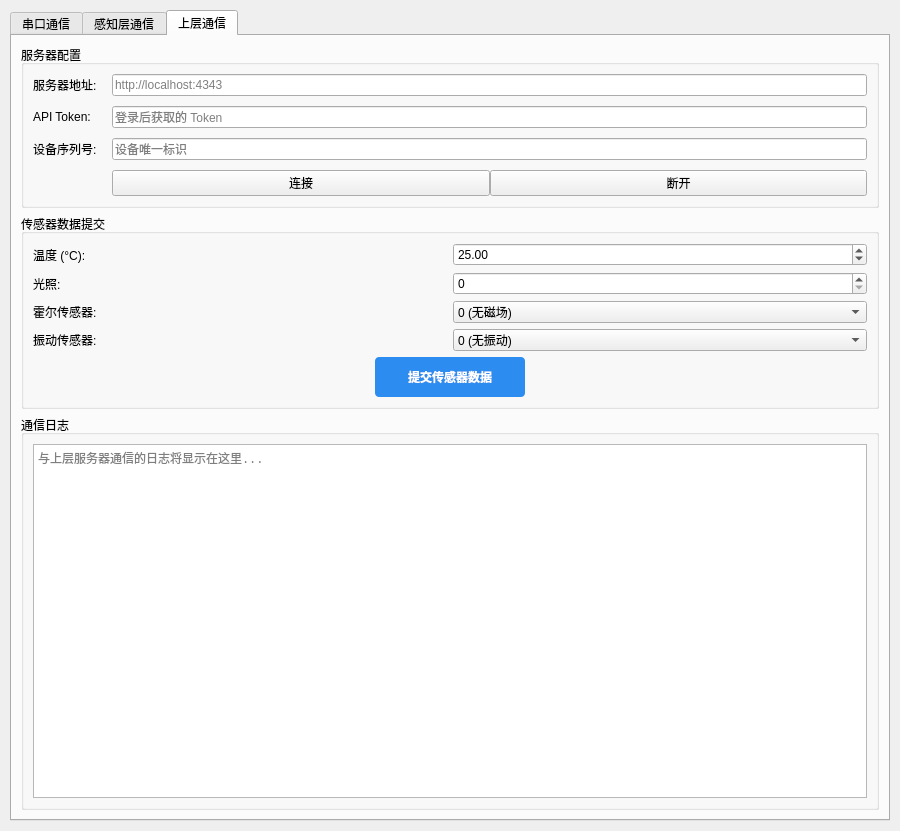
ariyflow/rfid-item, file connect-layer/test.ui: the form before one commit.
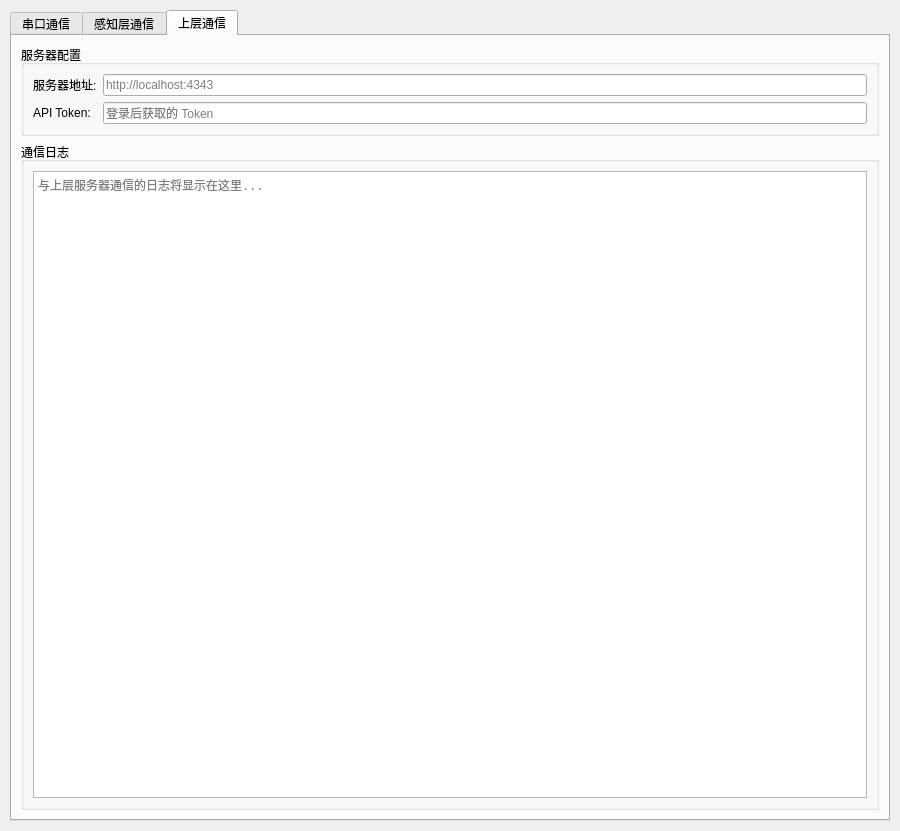
The form after the commit. The open tabs and pages were chosen to show the change.

Commit message: 增加感知层设备序列号响应，网络层与应用层实现通信，现在应用层可以获得感知层数据并显示

The edit to the form file:
```diff
--- a/connect-layer/test.ui
+++ b/connect-layer/test.ui
@@ -525,262 +525,51 @@
           <property name="title">
            <string>服务器配置</string>
           </property>
-          <layout class="QGridLayout" name="gridLayoutServer">
-           <property name="horizontalSpacing">
-            <number>15</number>
-           </property>
-           <property name="verticalSpacing">
-            <number>10</number>
-           </property>
-           <item row="0" column="0">
-            <widget class="QLabel" name="labelServerUrl">
-             <property name="text">
-              <string>服务器地址:</string>
-             </property>
-            </widget>
-           </item>
-           <item row="0" column="1">
-            <widget class="QLineEdit" name="lineEditServerUrl">
-             <property name="minimumSize">
-              <size>
-               <width>300</width>
-               <height>0</height>
-              </size>
-             </property>
-             <property name="placeholderText">
-              <string>http://localhost:4343</string>
-             </property>
-            </widget>
-           </item>
-           <item row="1" column="0">
-            <widget class="QLabel" name="labelApiKey">
-             <property name="text">
-              <string>API Token:</string>
-             </property>
-            </widget>
-           </item>
-           <item row="1" column="1">
-            <widget class="QLineEdit" name="lineEditApiToken">
-             <property name="minimumSize">
-              <size>
-               <width>300</width>
-               <height>0</height>
-              </size>
-             </property>
-             <property name="echoMode">
-              <enum>QLineEdit::EchoMode::Password</enum>
-             </property>
-             <property name="placeholderText">
-              <string>登录后获取的 Token</string>
-             </property>
-            </widget>
-           </item>
-           <item row="2" column="0">
-            <widget class="QLabel" name="labelDeviceSeq">
-             <property name="text">
-              <string>设备序列号:</string>
-             </property>
-            </widget>
-           </item>
-           <item row="2" column="1">
-            <widget class="QLineEdit" name="lineEditDeviceSeq">
-             <property name="minimumSize">
-              <size>
-               <width>200</width>
-               <height>0</height>
-              </size>
-             </property>
-             <property name="placeholderText">
-              <string>设备唯一标识</string>
-             </property>
-            </widget>
-           </item>
-           <item row="3" column="1">
-            <layout class="QHBoxLayout" name="horizontalLayoutServerBtns">
-             <item>
-              <widget class="QPushButton" name="btnServerConnect">
-               <property name="minimumSize">
-                <size>
-                 <width>100</width>
-                 <height>0</height>
-                </size>
-               </property>
-               <property name="text">
-                <string>连接</string>
-               </property>
-              </widget>
-             </item>
-             <item>
-              <widget class="QPushButton" name="btnServerDisconnect">
-               <property name="minimumSize">
-                <size>
-                 <width>100</width>
-                 <height>0</height>
-                </size>
-               </property>
-               <property name="text">
-                <string>断开</string>
-               </property>
-              </widget>
-             </item>
-            </layout>
-           </item>
-          </layout>
-         </widget>
-        </item>
-        <item>
-         <widget class="QGroupBox" name="groupBoxSensorData">
-          <property name="title">
-           <string>传感器数据提交</string>
-          </property>
-          <layout class="QVBoxLayout" name="verticalLayoutSensorSubmit">
+          <layout class="QVBoxLayout" name="verticalLayout_8">
            <item>
-            <layout class="QGridLayout" name="gridLayoutSensorData">
+            <layout class="QFormLayout" name="formLayout">
              <item row="0" column="0">
-              <widget class="QLabel" name="labelTemperature">
+              <widget class="QLabel" name="labelServerUrl">
                <property name="text">
-                <string>温度 (°C):</string>
+                <string>服务器地址:</string>
                </property>
               </widget>
              </item>
              <item row="0" column="1">
-              <widget class="QDoubleSpinBox" name="spinTemperature">
+              <widget class="QLineEdit" name="lineEditServerUrl">
                <property name="minimumSize">
                 <size>
-                 <width>150</width>
+                 <width>300</width>
                  <height>0</height>
                 </size>
                </property>
-               <property name="minimum">
-                <double>-50.000000000000000</double>
-               </property>
-               <property name="maximum">
-                <double>150.000000000000000</double>
-               </property>
-               <property name="value">
-                <double>25.000000000000000</double>
+               <property name="placeholderText">
+                <string>http://localhost:4343</string>
                </property>
               </widget>
              </item>
              <item row="1" column="0">
-              <widget class="QLabel" name="labelLight">
+              <widget class="QLabel" name="labelApiKey">
                <property name="text">
-                <string>光照:</string>
+                <string>API Token:</string>
                </property>
               </widget>
              </item>
              <item row="1" column="1">
-              <widget class="QSpinBox" name="spinLight">
+              <widget class="QLineEdit" name="lineEditApiToken">
                <property name="minimumSize">
                 <size>
-                 <width>150</width>
+                 <width>300</width>
                  <height>0</height>
                 </size>
                </property>
-               <property name="maximum">
-                <number>100000</number>
+               <property name="echoMode">
+                <enum>QLineEdit::EchoMode::Password</enum>
                </property>
-              </widget>
-             </item>
-             <item row="2" column="0">
-              <widget class="QLabel" name="labelHall">
-               <property name="text">
-                <string>霍尔传感器:</string>
+               <property name="placeholderText">
+                <string>登录后获取的 Token</string>
                </property>
               </widget>
-             </item>
-             <item row="2" column="1">
-              <widget class="QComboBox" name="comboHall">
-               <property name="minimumSize">
-                <size>
-                 <width>150</width>
-                 <height>0</height>
-                </size>
-               </property>
-               <item>
-                <property name="text">
-                 <string>0 (无磁场)</string>
-                </property>
-               </item>
-               <item>
-                <property name="text">
-                 <string>1 (有磁场)</string>
-                </property>
-               </item>
-              </widget>
-             </item>
-             <item row="3" column="0">
-              <widget class="QLabel" name="labelShake">
-               <property name="text">
-                <string>振动传感器:</string>
-               </property>
-              </widget>
-             </item>
-             <item row="3" column="1">
-              <widget class="QComboBox" name="comboShake">
-               <property name="minimumSize">
-                <size>
-                 <width>150</width>
-                 <height>0</height>
-                </size>
-               </property>
-               <item>
-                <property name="text">
-                 <string>0 (无振动)</string>
-                </property>
-               </item>
-               <item>
-                <property name="text">
-                 <string>1 (有振动)</string>
-                </property>
-               </item>
-              </widget>
-             </item>
-            </layout>
-           </item>
-           <item>
-            <layout class="QHBoxLayout" name="horizontalLayoutSubmitBtn">
-             <item>
-              <spacer name="horizontalSpacerSubmit">
-               <property name="orientation">
-                <enum>Qt::Orientation::Horizontal</enum>
-               </property>
-               <property name="sizeHint" stdset="0">
-                <size>
-                 <width>40</width>
-                 <height>20</height>
-                </size>
-               </property>
-              </spacer>
-             </item>
-             <item>
-              <widget class="QPushButton" name="btnSubmitSensorData">
-               <property name="minimumSize">
-                <size>
-                 <width>150</width>
-                 <height>40</height>
-                </size>
-               </property>
-               <property name="styleSheet">
-                <string notr="true">QPushButton { font-weight: bold; background-color: #2d8cf0; color: white; border-radius: 4px; padding: 8px; }</string>
-               </property>
-               <property name="text">
-                <string>提交传感器数据</string>
-               </property>
-              </widget>
-             </item>
-             <item>
-              <spacer name="horizontalSpacerSubmitRight">
-               <property name="orientation">
-                <enum>Qt::Orientation::Horizontal</enum>
-               </property>
-               <property name="sizeHint" stdset="0">
-                <size>
-                 <width>40</width>
-                 <height>20</height>
-                </size>
-               </property>
-              </spacer>
              </item>
             </layout>
            </item>
```
Left out of the diff: 9 changed lines with no effect on the pictures. The commit also changes 26 other files.
